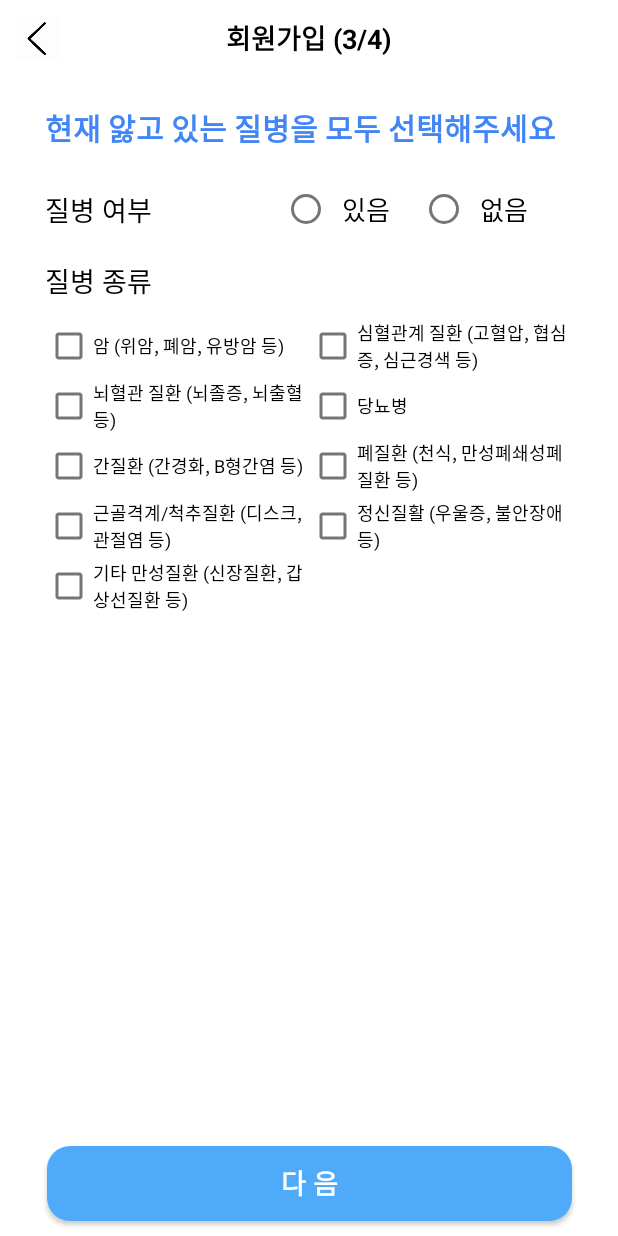
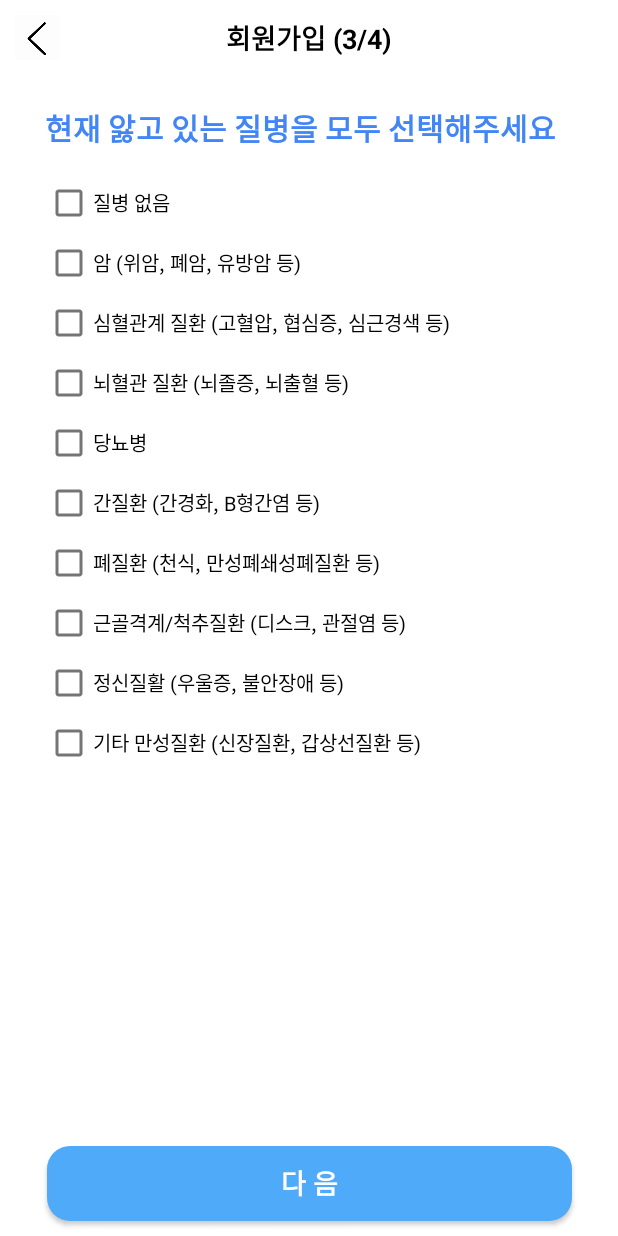
Before and after one commit to East-kang/Front_Android, an Android app: the layout sign_up_view_third.xml on its own in the app's theme, with its tools: preview values and no code run, on a phone screen of 412 x 824 dp. Run offline under Robolectric (Android 15) with nearby library versions, the phone set to English and light mode, and no system bars.

Commit message:
Modify sign_up_view_third

```diff
--- a/app/src/main/res/layout/sign_up_view_third.xml
+++ b/app/src/main/res/layout/sign_up_view_third.xml
@@ -69,151 +69,83 @@
         <LinearLayout
             android:layout_width="match_parent"
             android:layout_height="wrap_content"
-            android:orientation="vertical">
-
-            <androidx.constraintlayout.widget.ConstraintLayout
-                android:layout_width="match_parent"
-                android:layout_height="match_parent" >
-
-                <TextView
-                    android:id="@+id/diseases_textView"
-                    android:layout_width="wrap_content"
-                    android:layout_height="wrap_content"
-                    android:layout_gravity="center"
-                    android:layout_marginHorizontal="30dp"
-                    android:text="질병 여부"
-                    android:textColor="#000000"
-                    android:textSize="18dp"
-                    app:layout_constraintBottom_toBottomOf="parent"
-                    app:layout_constraintStart_toStartOf="parent"
-                    app:layout_constraintTop_toTopOf="parent" />
-
-                <RadioGroup
-                    android:id="@+id/radioDiseases"
-                    android:layout_width="wrap_content"
-                    android:layout_height="wrap_content"
-                    android:layout_gravity="end"
-                    android:layout_marginHorizontal="60dp"
-                    android:orientation="horizontal"
-                    app:layout_constraintBottom_toBottomOf="parent"
-                    app:layout_constraintEnd_toEndOf="parent"
-                    app:layout_constraintTop_toTopOf="parent">
-
-                    <RadioButton
-                        android:id="@+id/diseaseYes"
-                        android:layout_width="wrap_content"
-                        android:layout_height="wrap_content"
-                        android:layout_marginStart="20dp"
-                        android:text="  있음"
-                        android:textSize="17dp" />
-
-                    <RadioButton
-                        android:id="@+id/diseaseNo"
-                        android:layout_width="wrap_content"
-                        android:layout_height="wrap_content"
-                        android:layout_marginStart="20dp"
-                        android:text="  없음"
-                        android:textSize="17dp" />
-                </RadioGroup>
-            </androidx.constraintlayout.widget.ConstraintLayout>
+            android:orientation="horizontal" >
 
             <LinearLayout
                 android:layout_width="match_parent"
                 android:layout_height="wrap_content"
-                android:layout_marginHorizontal="30dp"
-                android:layout_marginTop="10dp"
-                android:orientation="vertical" >
+                android:orientation="vertical"
+                android:layout_marginHorizontal="30dp">
 
-                <TextView
+                <CheckBox
+                    android:id="@+id/disease0"
                     android:layout_width="wrap_content"
-                    android:layout_height="wrap_content"
-                    android:text="질병 종류"
-                    android:textColor="#000000"
-                    android:textSize="18dp"/>
-
-                <LinearLayout
-                    android:layout_width="match_parent"
-                    android:layout_height="wrap_content"
-                    android:orientation="horizontal"
-                    android:layout_marginTop="10dp" >
-
-                    <LinearLayout
-                        android:layout_width="0dp"
-                        android:layout_height="wrap_content"
-                        android:orientation="vertical"
-                        android:layout_weight="1">
+                    android:layout_height="40dp"
+                    android:text="질병 없음"
+                    android:textSize="13dp" />
 
                 <CheckBox
                     android:id="@+id/disease1"
                     android:layout_width="wrap_content"
                     android:layout_height="40dp"
                     android:text="암 (위암, 폐암, 유방암 등)"
-                            android:textSize="12dp" />
+                    android:textSize="13dp" />
+
+                <CheckBox
+                    android:id="@+id/disease2"
+                    android:layout_width="wrap_content"
+                    android:layout_height="40dp"
+                    android:text="심혈관계 질환 (고혈압, 협심증, 심근경색 등)"
+                    android:textSize="13dp" />
 
                 <CheckBox
                     android:id="@+id/disease3"
                     android:layout_width="wrap_content"
                     android:layout_height="40dp"
                     android:text="뇌혈관 질환 (뇌졸증, 뇌출혈 등)"
-                            android:textSize="12dp" />
+                    android:textSize="13dp" />
+
+                <CheckBox
+                    android:id="@+id/disease4"
+                    android:layout_width="wrap_content"
+                    android:layout_height="40dp"
+                    android:text="당뇨병"
+                    android:textSize="13dp" />
 
                 <CheckBox
                     android:id="@+id/disease5"
                     android:layout_width="wrap_content"
                     android:layout_height="40dp"
                     android:text="간질환 (간경화, B형간염 등)"
-                            android:textSize="12dp" />
+                    android:textSize="13dp" />
+
+                <CheckBox
+                    android:id="@+id/disease6"
+                    android:layout_width="wrap_content"
+                    android:layout_height="40dp"
+                    android:text="폐질환 (천식, 만성폐쇄성폐질환 등)"
+                    android:textSize="13dp" />
 
                 <CheckBox
                     android:id="@+id/disease7"
                     android:layout_width="wrap_content"
                     android:layout_height="40dp"
                     android:text="근골격계/척추질환 (디스크, 관절염 등)"
-                            android:textSize="12dp" />
+                    android:textSize="13dp" />
+
+                <CheckBox
+                    android:id="@+id/disease8"
+                    android:layout_width="wrap_content"
+                    android:layout_height="40dp"
+                    android:text="정신질활 (우울증, 불안장애 등)"
+                    android:textSize="13dp" />
 
                 <CheckBox
                     android:id="@+id/disease9"
                     android:layout_width="wrap_content"
                     android:layout_height="40dp"
                     android:text="기타 만성질환 (신장질환, 갑상선질환 등)"
-                            android:textSize="12dp" />
-                    </LinearLayout>
-
-                    <LinearLayout
-                        android:layout_width="0dp"
-                        android:layout_height="wrap_content"
-                        android:orientation="vertical"
-                        android:layout_weight="1">
-
-                        <CheckBox
-                            android:id="@+id/disease2"
-                            android:layout_width="wrap_content"
-                            android:layout_height="40dp"
-                            android:text="심혈관계 질환 (고혈압, 협심증, 심근경색 등)"
-                            android:textSize="12dp" />
-
-                        <CheckBox
-                            android:id="@+id/disease4"
-                            android:layout_width="wrap_content"
-                            android:layout_height="40dp"
-                            android:text="당뇨병"
-                            android:textSize="12dp" />
-
-                        <CheckBox
-                            android:id="@+id/disease6"
-                            android:layout_width="wrap_content"
-                            android:layout_height="40dp"
-                            android:text="폐질환 (천식, 만성폐쇄성폐질환 등)"
-                            android:textSize="12dp" />
-
-                        <CheckBox
-                            android:id="@+id/disease8"
-                            android:layout_width="wrap_content"
-                            android:layout_height="40dp"
-                            android:text="정신질활 (우울증, 불안장애 등)"
-                            android:textSize="12dp" />
-                    </LinearLayout>
-                </LinearLayout>
+                    android:textSize="13dp" />
             </LinearLayout>
         </LinearLayout>
     </ScrollView>
```
Lines whose indentation alone changed are shown as unchanged.
